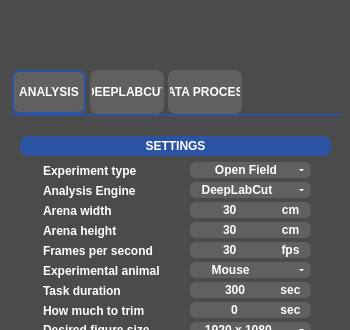
Old version of the form src/behavython/gui/assets/ui/behavython_gui.ui in the repository mrdrzit/behavython; both pictures show x 0 to 350 and y 0 to 330 of the 350 by 844 pixel window.
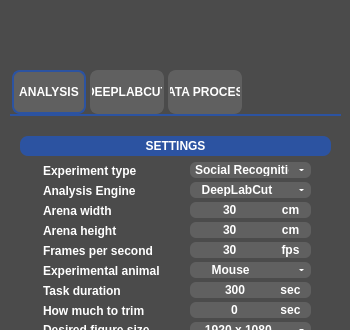
New version of the form. The open tabs and pages were chosen to show the change. Icons and pictures are not drawn.

```diff
--- a/src/behavython/gui/assets/ui/behavython_gui.ui
+++ b/src/behavython/gui/assets/ui/behavython_gui.ui
@@ -137,7 +137,7 @@
       <string notr="true">QComboBox{color:#FFFFFF;font:7pt&quot;Arial&quot;;font-weight:bold;background-color:#606060;border:0px;border-radius:6px;}QListView{color:#FFFFFF;font:8pt&quot;Century Gothic&quot;;font-weight:bold;background-color:#969696;border:0px;}QListView{color:#FFFFFF;font:7pt&quot;Arial&quot;;font-weight:bold;background-color:#606060;border:0px;border-radius:6px;}QComboBox::drop-down{width:20px;border:5px;}QComboBox::down-arrow{border-left:2px solid none;border-right:2px solid none;border-top:2px solid #FFFFFF;width:0.5px;height:1px;border-radius:2px;}QComboBox::down-arrow:hover{border-left:2px solid none;border-right:2px solid none;border-top:2px solid #A21F27;width:0.5px;height:1px;border-radius:2px;}QAbstractItemView{border:2px solid #969696;selection-background-color:#2C53A1;}</string>
      </property>
      <property name="currentIndex">
-      <number>0</number>
+      <number>1</number>
      </property>
      <item>
       <property name="text">
```
Left out of the diff: 4 changed lines with no effect on the pictures.
